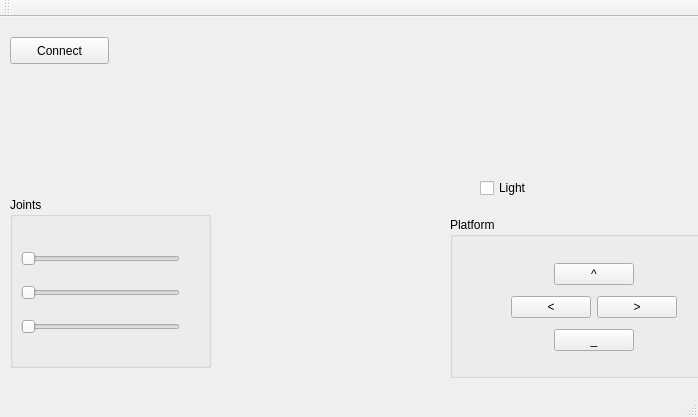
This is qt_helloworld/gui/mainwindow.ui in VladMatyunin/robot_engineer as Qt 5 draws it before an edit. The edited form follows.
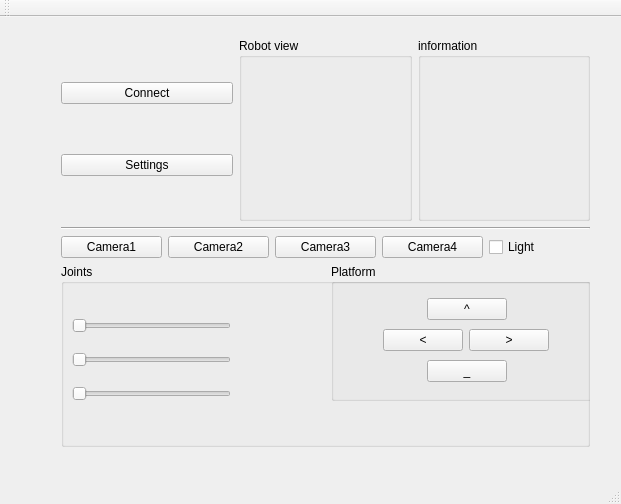
This is the edited form.

The edit to the form file:
```diff
--- a/qt_helloworld/gui/mainwindow.ui
+++ b/qt_helloworld/gui/mainwindow.ui
@@ -6,48 +6,159 @@
    <rect>
     <x>0</x>
     <y>0</y>
-    <width>698</width>
-    <height>417</height>
+    <width>621</width>
+    <height>504</height>
    </rect>
   </property>
   <property name="windowTitle">
    <string>MainWindow</string>
   </property>
   <widget class="QWidget" name="centralWidget">
+   <widget class="QWidget" name="verticalLayoutWidget_3">
+    <property name="geometry">
+     <rect>
+      <x>50</x>
+      <y>10</y>
+      <width>551</width>
+      <height>431</height>
+     </rect>
+    </property>
+    <layout class="QVBoxLayout" name="mainLayout">
+     <item>
+      <layout class="QHBoxLayout" name="horizontalLayout_4">
+       <item>
+        <layout class="QVBoxLayout" name="verticalLayout_3">
+         <item>
    <widget class="QPushButton" name="pushButton_5">
-    <property name="geometry">
-     <rect>
-      <x>10</x>
-      <y>20</y>
-      <width>99</width>
-      <height>27</height>
-     </rect>
-    </property>
     <property name="text">
      <string>Connect</string>
     </property>
    </widget>
+         </item>
+         <item>
+          <widget class="QPushButton" name="pushButton_6">
+           <property name="text">
+            <string>Settings</string>
+           </property>
+          </widget>
+         </item>
+        </layout>
+       </item>
+       <item>
+        <widget class="QGroupBox" name="groupBox_3">
+         <property name="title">
+          <string>Robot view</string>
+         </property>
+         <zorder>groupBox_2</zorder>
+        </widget>
+       </item>
+       <item>
+        <widget class="QGroupBox" name="groupBox_4">
+         <property name="title">
+          <string>information</string>
+         </property>
+        </widget>
+       </item>
+      </layout>
+     </item>
+     <item>
+      <widget class="Line" name="line">
+       <property name="orientation">
+        <enum>Qt::Horizontal</enum>
+       </property>
+      </widget>
+     </item>
+     <item>
+      <layout class="QHBoxLayout" name="horizontalLayout_6">
+       <item>
+        <widget class="QPushButton" name="pushButton_7">
+         <property name="text">
+          <string>Camera1</string>
+         </property>
+        </widget>
+       </item>
+       <item>
+        <widget class="QPushButton" name="pushButton_8">
+         <property name="text">
+          <string>Camera2</string>
+         </property>
+        </widget>
+       </item>
+       <item>
+        <widget class="QPushButton" name="pushButton_9">
+         <property name="text">
+          <string>Camera3</string>
+         </property>
+        </widget>
+       </item>
+       <item>
+        <widget class="QPushButton" name="pushButton_10">
+         <property name="text">
+          <string>Camera4</string>
+         </property>
+        </widget>
+       </item>
+       <item>
+        <widget class="QCheckBox" name="checkBox">
+         <property name="text">
+          <string>Light</string>
+         </property>
+        </widget>
+       </item>
+      </layout>
+     </item>
+     <item>
+      <widget class="QGroupBox" name="groupBox_2">
+       <property name="title">
+        <string>Joints</string>
+       </property>
+       <widget class="QWidget" name="verticalLayoutWidget_2">
+        <property name="geometry">
+         <rect>
+          <x>0</x>
+          <y>30</y>
+          <width>181</width>
+          <height>131</height>
+         </rect>
+        </property>
+        <layout class="QVBoxLayout" name="verticalLayout_2">
+         <item>
+          <widget class="QSlider" name="horizontalSlider">
+           <property name="orientation">
+            <enum>Qt::Horizontal</enum>
+           </property>
+          </widget>
+         </item>
+         <item>
+          <widget class="QSlider" name="horizontalSlider_2">
+           <property name="orientation">
+            <enum>Qt::Horizontal</enum>
+           </property>
+          </widget>
+         </item>
+         <item>
+          <widget class="QSlider" name="horizontalSlider_3">
+           <property name="orientation">
+            <enum>Qt::Horizontal</enum>
+           </property>
+          </widget>
+         </item>
+        </layout>
+       </widget>
    <widget class="QGroupBox" name="groupBox">
     <property name="geometry">
      <rect>
-      <x>450</x>
-      <y>200</y>
-      <width>251</width>
-      <height>161</height>
+          <x>270</x>
+          <y>0</y>
+          <width>271</width>
+          <height>137</height>
      </rect>
     </property>
     <property name="title">
      <string>Platform</string>
     </property>
-    <widget class="QWidget" name="verticalLayoutWidget">
-     <property name="geometry">
-      <rect>
-       <x>40</x>
-       <y>30</y>
-       <width>208</width>
-       <height>123</height>
-      </rect>
-     </property>
+        <layout class="QHBoxLayout" name="horizontalLayout_5">
+         <item>
      <layout class="QVBoxLayout" name="verticalLayout">
       <item>
        <layout class="QHBoxLayout" name="horizontalLayout_2">
@@ -168,66 +279,12 @@
        </layout>
       </item>
      </layout>
-    </widget>
-   </widget>
-   <widget class="QGroupBox" name="groupBox_2">
-    <property name="geometry">
-     <rect>
-      <x>10</x>
-      <y>180</y>
-      <width>201</width>
-      <height>171</height>
-     </rect>
-    </property>
-    <property name="title">
-     <string>Joints</string>
-    </property>
-    <widget class="QWidget" name="verticalLayoutWidget_2">
-     <property name="geometry">
-      <rect>
-       <x>0</x>
-       <y>30</y>
-       <width>181</width>
-       <height>131</height>
-      </rect>
-     </property>
-     <layout class="QVBoxLayout" name="verticalLayout_2">
-      <item>
-       <widget class="QSlider" name="horizontalSlider">
-        <property name="orientation">
-         <enum>Qt::Horizontal</enum>
-        </property>
-       </widget>
-      </item>
-      <item>
-       <widget class="QSlider" name="horizontalSlider_2">
-        <property name="orientation">
-         <enum>Qt::Horizontal</enum>
-        </property>
+         </item>
+        </layout>
        </widget>
-      </item>
-      <item>
-       <widget class="QSlider" name="horizontalSlider_3">
-        <property name="orientation">
-         <enum>Qt::Horizontal</enum>
-        </property>
        </widget>
       </item>
      </layout>
-    </widget>
-   </widget>
-   <widget class="QCheckBox" name="checkBox">
-    <property name="geometry">
-     <rect>
-      <x>480</x>
-      <y>160</y>
-      <width>97</width>
-      <height>22</height>
-     </rect>
-    </property>
-    <property name="text">
-     <string>Light</string>
-    </property>
    </widget>
   </widget>
   <widget class="QMenuBar" name="menuBar">
```
Left out of the diff: 2 changed lines with no effect on the pictures. Lines whose indentation alone changed are shown as unchanged.
